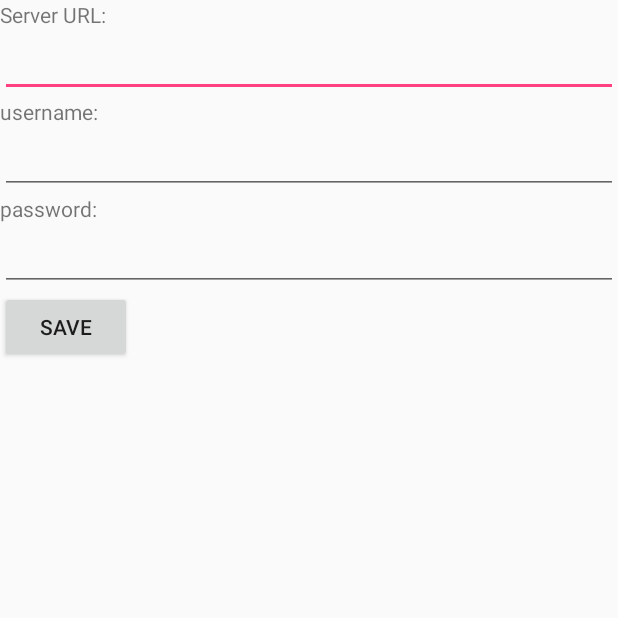
After one commit to thinking-aloud/owncloud-bookmarks-android, an Android app: the SettingsActivity screen opened directly, with no data from a screen before it, on a phone screen of 412 x 824 dp, the top half of it. The commit adds this screen. Run offline under Robolectric (Android 15) with nearby library versions, the phone set to English and light mode, and no system bars.

Commit message:
credentials are now stored and loaded

```diff
--- a/app/src/main/AndroidManifest.xml
+++ b/app/src/main/AndroidManifest.xml
@@ -6,6 +6,7 @@
 
     <application
         android:allowBackup="true"
+        android:fullBackupContent="true"
         android:icon="@mipmap/ic_launcher"
         android:label="@string/app_name"
         android:supportsRtl="true"
@@ -17,7 +18,8 @@
                 <category android:name="android.intent.category.LAUNCHER" />
             </intent-filter>
         </activity>
-        <activity android:name="de.lkarsten.owncloudbookmarks.view.BookmarkView"></activity>
+        <activity android:name="de.lkarsten.owncloudbookmarks.activity.BookmarkActivity"></activity>
+        <activity android:name="de.lkarsten.owncloudbookmarks.activity.SettingsActivity"></activity>
     </application>
 
 </manifest>
--- a/app/src/main/java/de/lkarsten/owncloudbookmarks/MainActivity.java
+++ b/app/src/main/java/de/lkarsten/owncloudbookmarks/MainActivity.java
@@ -4,7 +4,7 @@ import android.content.Intent;
 import android.os.Bundle;
 import android.support.v7.app.AppCompatActivity;
 
-import de.lkarsten.owncloudbookmarks.view.BookmarkView;
+import de.lkarsten.owncloudbookmarks.activity.BookmarkActivity;
 
 public class MainActivity extends AppCompatActivity {
 
@@ -12,8 +12,7 @@ public class MainActivity extends AppCompatActivity {
     protected void onCreate(Bundle savedInstanceState) {
         super.onCreate(savedInstanceState);
 
-        // load BookmarkView
-        Intent intent = new Intent(this, BookmarkView.class);
+        Intent intent = new Intent(this, BookmarkActivity.class);
         startActivity(intent);
     }
 
--- /dev/null
+++ b/app/src/main/java/de/lkarsten/owncloudbookmarks/activity/SettingsActivity.java
@@ -0,0 +1,68 @@
+package de.lkarsten.owncloudbookmarks.activity;
+
+import android.app.Activity;
+import android.content.SharedPreferences;
+import android.os.Bundle;
+import android.view.View;
+import android.widget.EditText;
+import android.widget.Toast;
+
+import lkarsten.de.owncloudbookmarks.R;
+
+public class SettingsActivity extends Activity {
+
+    public static final String PREFS_NAME = "ownCloudBookmarkPrefs";
+
+    EditText etServerUrl;
+    EditText etUsername;
+    EditText etPassword;
+
+    @Override
+    protected void onCreate(Bundle savedInstanceState) {
+        super.onCreate(savedInstanceState);
+
+        setContentView(R.layout.activity_settings);
+
+        etServerUrl = (EditText) findViewById(R.id.et_server_url);
+        etUsername = (EditText) findViewById(R.id.et_username);
+        etPassword = (EditText) findViewById(R.id.et_password);
+
+        // Restore preferences
+        SharedPreferences settings = getSharedPreferences(PREFS_NAME, 0);
+
+        String server_url = settings.getString("server_url", "");
+        String username = settings.getString("username", "");
+        String password = settings.getString("password", "");
+
+        etServerUrl.setText(server_url);
+        etUsername.setText(username);
+        etPassword.setText(password);
+    }
+
+    public void saveCredentials(View view) {
+        SharedPreferences settings = getSharedPreferences(PREFS_NAME, 0);
+        SharedPreferences.Editor editor = settings.edit();
+
+        String server_url = etServerUrl.getText().toString().trim();
+        if (server_url.length() > 0) {
+            editor.putString("server_url", server_url);
+        }
+
+        String username = etUsername.getText().toString().trim();
+        if (username.length() > 0) {
+            editor.putString("username", username);
+        }
+
+        String password = etPassword.getText().toString();
+        if (password.length() > 0) {
+            editor.putString("password", password);
+        }
+
+        // Commit the edits!
+        editor.apply();
+
+        String text = "Credentials saved!";
+        Toast toast = Toast.makeText(this, text, Toast.LENGTH_SHORT);
+        toast.show();
+    }
+}
--- a/app/src/main/java/de/lkarsten/owncloudbookmarks/dto/Bookmark.java
+++ b/app/src/main/java/de/lkarsten/owncloudbookmarks/dto/Bookmark.java
@@ -13,9 +13,9 @@ import java.util.ArrayList;
 import java.util.List;
 import java.util.concurrent.ExecutionException;
 
+import de.lkarsten.owncloudbookmarks.activity.BookmarkActivity;
 import de.lkarsten.owncloudbookmarks.rest.FaviconDownloader;
 import de.lkarsten.owncloudbookmarks.util.AsyncResponse;
-import de.lkarsten.owncloudbookmarks.view.BookmarkView;
 
 public class Bookmark implements AsyncResponse {
 
@@ -95,7 +95,7 @@ public class Bookmark implements AsyncResponse {
         if (bitmap != null) {
             favicon = bitmap;
         }
-        BookmarkView.adapter.notifyDataSetChanged();
+        BookmarkActivity.adapter.notifyDataSetChanged();
     }
 
     public void setFavicon(Bitmap favicon) {
--- a/app/src/main/java/de/lkarsten/owncloudbookmarks/util/BookmarkAdapter.java
+++ b/app/src/main/java/de/lkarsten/owncloudbookmarks/util/BookmarkAdapter.java
@@ -26,7 +26,7 @@ public class BookmarkAdapter extends ArrayAdapter<Bookmark> {
 
         // Check if an existing view is being reused, otherwise inflate the view
         if (convertView == null) {
-            convertView = LayoutInflater.from(getContext()).inflate(R.layout.activity_bookmarkview_row, parent, false);
+            convertView = LayoutInflater.from(getContext()).inflate(R.layout.activity_bookmark_row, parent, false);
         }
 
         // Lookup view for data population
--- a/app/src/main/res/layout/activity_bookmarkview_row.xml
+++ b/app/src/main/res/layout/activity_bookmark_row.xml
@@ -9,7 +9,7 @@
         android:layout_width="wrap_content"
         android:layout_gravity="center_vertical"
         android:layout_weight=".1"
-        android:contentDescription="favicon" />
+        android:contentDescription="@string/favicon"/>
 
     <TextView
         android:id="@+id/title"
--- /dev/null
+++ b/app/src/main/res/layout/activity_settings.xml
@@ -0,0 +1,52 @@
+<?xml version="1.0" encoding="utf-8"?>
+<LinearLayout xmlns:android="http://schemas.android.com/apk/res/android"
+              android:orientation="vertical"
+              android:layout_width="match_parent"
+              android:layout_height="match_parent">
+
+
+    <TextView
+        android:layout_width="wrap_content"
+        android:layout_height="wrap_content"
+        android:text="@string/server_url"
+        android:id="@+id/tvUrl"/>
+
+    <EditText
+        android:layout_width="match_parent"
+        android:layout_height="wrap_content"
+        android:id="@+id/et_server_url"
+        android:inputType="textUri"/>
+
+    <TextView
+        android:layout_width="wrap_content"
+        android:layout_height="wrap_content"
+        android:text="@string/username"
+        android:id="@+id/tvUser"/>
+
+    <EditText
+        android:layout_width="match_parent"
+        android:layout_height="wrap_content"
+        android:id="@+id/et_username"
+        android:inputType="text"/>
+
+    <TextView
+        android:layout_width="wrap_content"
+        android:layout_height="wrap_content"
+        android:text="@string/password"
+        android:id="@+id/tvPassword"/>
+
+    <EditText
+        android:layout_width="match_parent"
+        android:layout_height="wrap_content"
+        android:id="@+id/et_password"
+        android:inputType="textPassword"
+        android:ems="10"/>
+
+    <Button
+        android:layout_width="wrap_content"
+        android:layout_height="wrap_content"
+        android:id="@+id/button1"
+        android:onClick="saveCredentials"
+        android:text="@string/saveCredentials"
+        />
+</LinearLayout>
--- a/app/src/main/res/values/credentials.xml
+++ /dev/null
@@ -1,6 +0,0 @@
-<?xml version="1.0" encoding="utf-8"?>
-<resources>
-    <string name="server_base_url">https://lkarsten.de/owncloud</string>
-    <string name="username">test</string>
-    <string name="password">test</string>
-</resources>
--- a/app/src/main/res/values/strings.xml
+++ b/app/src/main/res/values/strings.xml
@@ -1,4 +1,13 @@
 <resources>
     <string name="app_name">ownCloud Bookmarks</string>
-    <string name ="user_agent">Mozilla/5.0 (Android) ownCloud sample </string>
+
+    <string name="favicon">favicon</string>
+    <string name="sync">sync now</string>
+    <string name="settings">settings</string>
+
+    <string name="server_url">Server URL:</string>
+    <string name="username">username:</string>
+    <string name="password">password:</string>
+    <string name="saveCredentials">Save</string>
+
 </resources>
```
Also changed, not shown: app/src/main/java/de/lkarsten/owncloudbookmarks/activity/BookmarkActivity.java (renamed from app/src/main/java/de/lkarsten/owncloudbookmarks/view/BookmarkView.java, +55 -5 lines), app/src/main/res/layout/activity_main.xml (deleted, +0 -11 lines), app/src/main/res/menu/options_menu.xml (added, +11 -0 lines), app/src/main/res/layout/activity_bookmarks.xml (renamed from app/src/main/res/layout/activity_bookmarkview.xml).
